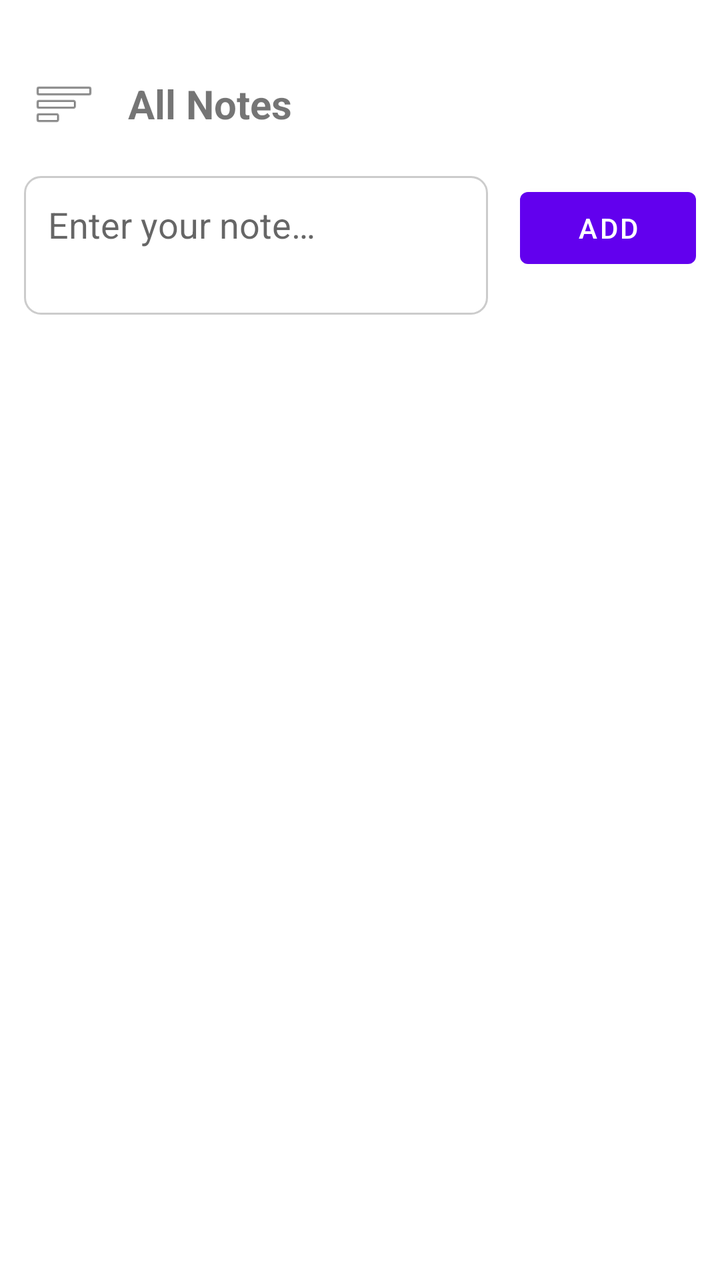
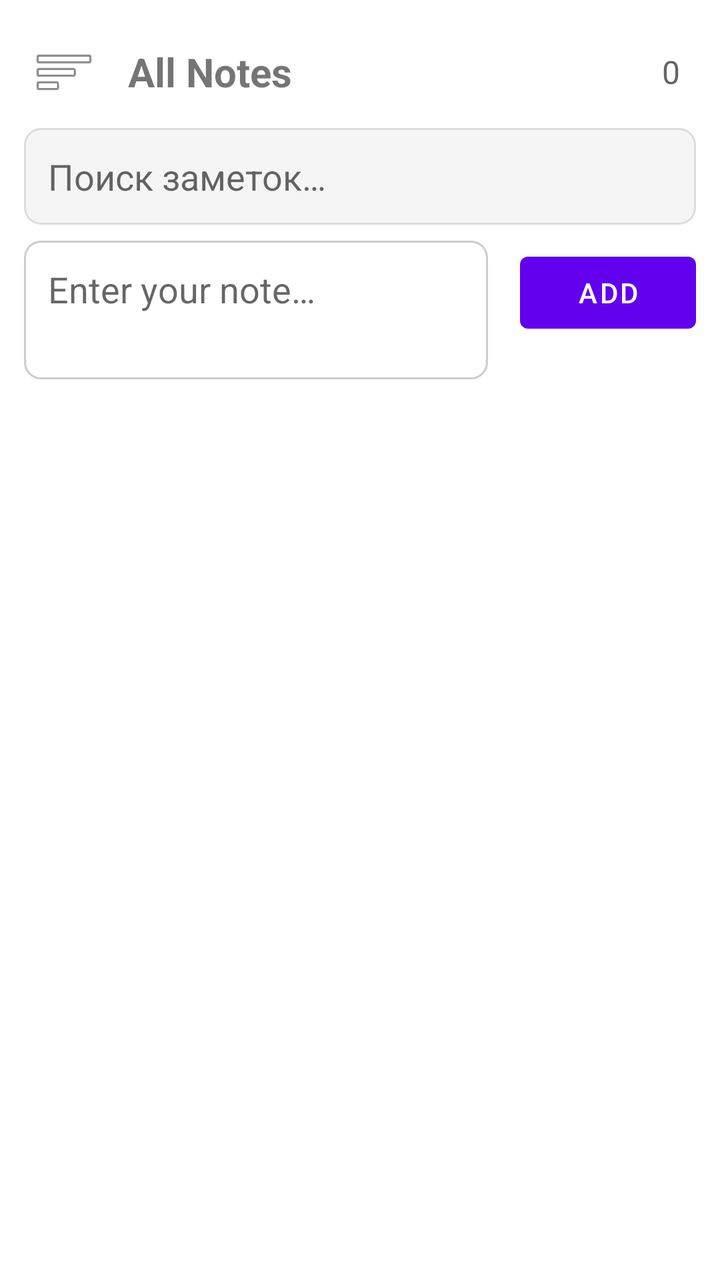

The first picture is an Android layout as it rendered before a commit; the second is the same layout after the commit. The layout source and the unified diff follow.
<!-- AndroidManifest.xml: application theme Theme.Notifyer -->
<!-- res/layout/activity_main.xml -->
<?xml version="1.0" encoding="utf-8"?>
<androidx.drawerlayout.widget.DrawerLayout
    xmlns:android="http://schemas.android.com/apk/res/android"
    xmlns:app="http://schemas.android.com/apk/res-auto"
    android:id="@+id/drawer_layout"
    android:layout_width="match_parent"
    android:layout_height="match_parent"
    android:fitsSystemWindows="false">

    
    <LinearLayout
        android:layout_width="match_parent"
        android:layout_height="match_parent"
        android:orientation="vertical"
        android:paddingTop="32dp"
        android:paddingStart="12dp"
        android:paddingEnd="12dp"
        android:paddingBottom="12dp">

        
        <LinearLayout
            android:layout_width="match_parent"
            android:layout_height="wrap_content"
            android:orientation="horizontal"
            android:gravity="center_vertical">

            <ImageButton
                android:id="@+id/menuButton"
                android:layout_width="40dp"
                android:layout_height="40dp"
                android:src="@android:drawable/ic_menu_sort_by_size"
                android:contentDescription="@string/menu"
                android:background="@drawable/ripple_background"
                android:scaleType="centerInside" />

            <TextView
                android:id="@+id/titleTextView"
                android:layout_width="0dp"
                android:layout_height="wrap_content"
                android:layout_marginLeft="12dp"
                android:layout_weight="1"
                android:text="@string/all_notes"
                android:textSize="20sp"
                android:textStyle="bold"
                android:layout_marginStart="12dp"
                android:maxLines="1"
                android:ellipsize="end" />

        </LinearLayout>

        
        <LinearLayout
            android:layout_width="match_parent"
            android:layout_height="wrap_content"
            android:orientation="horizontal"
            android:layout_marginTop="16dp">

            <EditText
                android:id="@+id/noteInput"
                android:layout_width="0dp"
                android:layout_height="wrap_content"
                android:layout_marginRight="8dp"
                android:layout_weight="1"
                android:hint="@string/note_input_hint"
                android:inputType="text|textCapSentences|textMultiLine"
                android:imeOptions="actionDone|flagNoExtractUi"
                android:maxLines="6"
                android:minLines="2"
                android:gravity="top|start"
                android:padding="12dp"
                android:background="@drawable/edittext_background"
                android:layout_marginEnd="8dp" />

            <Button
                android:id="@+id/addButton"
                android:layout_width="wrap_content"
                android:layout_height="wrap_content"
                android:layout_marginLeft="8dp"
                android:text="@string/add_button"
                android:layout_marginStart="8dp" />
        </LinearLayout>

        
        <androidx.recyclerview.widget.RecyclerView
            android:id="@+id/recyclerView"
            android:layout_width="match_parent"
            android:layout_height="0dp"
            android:layout_weight="1"
            android:layout_marginTop="16dp" />

    </LinearLayout>

    
    <com.google.android.material.navigation.NavigationView
        android:id="@+id/nav_view"
        android:layout_width="280dp"
        android:layout_height="match_parent"
        android:layout_gravity="start"
        app:headerLayout="@layout/nav_header"
        app:menu="@menu/drawer_menu" />

</androidx.drawerlayout.widget.DrawerLayout>
<!-- res/layout/nav_header.xml (included above) -->
<?xml version="1.0" encoding="utf-8"?>
<LinearLayout xmlns:android="http://schemas.android.com/apk/res/android"
    android:layout_width="match_parent"
    android:layout_height="wrap_content"
    android:orientation="vertical"
    android:padding="16dp"
    android:background="#6A1B9A">

    <TextView
        android:layout_width="wrap_content"
        android:layout_height="wrap_content"
        android:text="@string/app_name"
        android:textColor="@android:color/white"
        android:textSize="20sp"
        android:textStyle="bold"
        android:layout_marginBottom="4dp" />

    <TextView
        android:layout_width="wrap_content"
        android:layout_height="wrap_content"
        android:text="@string/folders"
        android:textColor="@android:color/white"
        android:textSize="14sp" />

</LinearLayout>
<!-- resources referenced by this layout -->
<resources>
  <!-- drawable edittext_background (drawable) -->
  <?xml version="1.0" encoding="utf-8"?>
  <shape xmlns:android="http://schemas.android.com/apk/res/android">
      <solid android:color="@android:color/white" />
      <stroke
          android:width="1dp"
          android:color="#CCCCCC" />
      <corners android:radius="8dp" />
      <padding
          android:left="8dp"
          android:top="8dp"
          android:right="8dp"
          android:bottom="8dp" />
  </shape>
  <!-- drawable ripple_background (drawable) -->
  <?xml version="1.0" encoding="utf-8"?>
  <selector xmlns:android="http://schemas.android.com/apk/res/android">
      <item android:state_pressed="true">
          <shape android:shape="oval">
              <solid android:color="#33000000" />
          </shape>
      </item>
      <item>
          <shape android:shape="oval">
              <solid android:color="@android:color/transparent" />
          </shape>
      </item>
  </selector>
  <string name="add_button">Add</string>
  <string name="all_notes">All Notes</string>
  <string name="app_name">Notifyer</string>
  <string name="folders">Folders</string>
  <string name="menu">Menu</string>
  <string name="note_input_hint">Enter your note…</string>
  <style name="Theme.Notifyer" parent="Theme.MaterialComponents.DayNight.DarkActionBar">
          
          <item name="colorPrimary">@color/purple_500</item>
          <item name="colorPrimaryVariant">@color/purple_700</item>
          <item name="colorOnPrimary">@color/white</item>
          
          <item name="colorSecondary">@color/teal_200</item>
          <item name="colorSecondaryVariant">@color/teal_700</item>
          <item name="colorOnSecondary">@color/black</item>
          
          <item name="android:statusBarColor" tools:targetApi="21">?attr/colorPrimaryVariant</item>
          
      </style>
  <color name="purple_500">#FF6200EE</color>
  <color name="purple_700">#6A1B9A</color>
  <color name="white">#FFFFFFFF</color>
  <color name="teal_200">#FF03DAC5</color>
  <color name="teal_700">#FF018786</color>
  <color name="black">#FF000000</color>
</resources>

<!-- the commit's change to res/layout/activity_main.xml (unified diff, before → after) -->
@@ -12,17 +12,19 @@
         android:layout_width="match_parent"
         android:layout_height="match_parent"
         android:orientation="vertical"
-        android:paddingTop="32dp"
         android:paddingStart="12dp"
         android:paddingEnd="12dp"
         android:paddingBottom="12dp">
+        
 
         
         <LinearLayout
             android:layout_width="match_parent"
             android:layout_height="wrap_content"
             android:orientation="horizontal"
-            android:gravity="center_vertical">
+            android:gravity="center_vertical"
+            android:paddingTop="16dp"
+            android:paddingBottom="8dp">
 
             <ImageButton
                 android:id="@+id/menuButton"
@@ -37,7 +39,6 @@
                 android:id="@+id/titleTextView"
                 android:layout_width="0dp"
                 android:layout_height="wrap_content"
-                android:layout_marginLeft="12dp"
                 android:layout_weight="1"
                 android:text="@string/all_notes"
                 android:textSize="20sp"
@@ -46,20 +47,40 @@
                 android:maxLines="1"
                 android:ellipsize="end" />
 
+            <TextView
+                android:id="@+id/noteCountTextView"
+                android:layout_width="wrap_content"
+                android:layout_height="wrap_content"
+                android:text="0"
+                android:textColor="#666666"
+                android:textSize="16sp"
+                android:layout_marginEnd="8dp" />
+
         </LinearLayout>
+
+        
+        <EditText
+            android:id="@+id/searchInput"
+            android:layout_width="match_parent"
+            android:layout_height="wrap_content"
+            android:hint="Поиск заметок…"
+            android:imeOptions="actionSearch"
+            android:inputType="text"
+            android:padding="12dp"
+            android:background="@drawable/search_background"
+            android:layout_marginBottom="8dp" />
 
         
         <LinearLayout
             android:layout_width="match_parent"
             android:layout_height="wrap_content"
             android:orientation="horizontal"
-            android:layout_marginTop="16dp">
+            android:layout_marginBottom="8dp">
 
             <EditText
                 android:id="@+id/noteInput"
                 android:layout_width="0dp"
                 android:layout_height="wrap_content"
-                android:layout_marginRight="8dp"
                 android:layout_weight="1"
                 android:hint="@string/note_input_hint"
                 android:inputType="text|textCapSentences|textMultiLine"
@@ -75,7 +96,6 @@
                 android:id="@+id/addButton"
                 android:layout_width="wrap_content"
                 android:layout_height="wrap_content"
-                android:layout_marginLeft="8dp"
                 android:text="@string/add_button"
                 android:layout_marginStart="8dp" />
         </LinearLayout>
@@ -85,8 +105,7 @@
             android:id="@+id/recyclerView"
             android:layout_width="match_parent"
             android:layout_height="0dp"
-            android:layout_weight="1"
-            android:layout_marginTop="16dp" />
+            android:layout_weight="1" />
 
     </LinearLayout>
 
@@ -96,28 +115,31 @@
         android:layout_width="280dp"
         android:layout_height="match_parent"
         android:layout_gravity="start"
-        app:headerLayout="@layout/nav_header"
+        android:fitsSystemWindows="false"
+        app:headerLayout="@layout/nav_header_main"
         app:menu="@menu/drawer_menu" />
 
 </androidx.drawerlayout.widget.DrawerLayout>
-<!-- res/layout/nav_header.xml (included above) -->
+<!-- res/layout/nav_header_main.xml (included above) -->
 <?xml version="1.0" encoding="utf-8"?>
 <LinearLayout xmlns:android="http://schemas.android.com/apk/res/android"
     android:layout_width="match_parent"
     android:layout_height="wrap_content"
     android:orientation="vertical"
     android:padding="16dp"
-    android:background="#6A1B9A">
+    android:background="#6A1B9A"
+    android:gravity="center_vertical"
+    android:minHeight="?attr/actionBarSize">
 
-    <TextView
-        android:layout_width="wrap_content"
-        android:layout_height="wrap_content"
-        android:text="@string/app_name"
-        android:textColor="@android:color/white"
-        android:textSize="20sp"
-        android:textStyle="bold"
+    
+    <ImageView
+        android:layout_width="48dp"
+        android:layout_height="48dp"
+        android:src="@drawable/ic_notifyer"
+        android:contentDescription="@string/app_name"
         android:layout_marginBottom="4dp" />
 
+    
     <TextView
         android:layout_width="wrap_content"
         android:layout_height="wrap_content"
<!-- resource entries referenced after the edit -->
@@ -14,6 +14,16 @@
           android:right="8dp"
           android:bottom="8dp" />
   </shape>
+  <!-- drawable ic_notifyer (drawable) -->
+  <vector xmlns:android="http://schemas.android.com/apk/res/android"
+      android:width="24dp"
+      android:height="24dp"
+      android:viewportWidth="24"
+      android:viewportHeight="24">
+      <path
+          android:fillColor="#FFFFFF"
+          android:pathData="M12,2C6.48,2 2,6.48 2,12s4.48,10 10,10 10,-4.48 10,-10S17.52,2 12,2zM13,17h-2v-6h2v6zM13,9h-2L11,7h2v2z"/>
+  </vector>
   <!-- drawable ripple_background (drawable) -->
   <?xml version="1.0" encoding="utf-8"?>
   <selector xmlns:android="http://schemas.android.com/apk/res/android">
@@ -28,30 +38,24 @@
           </shape>
       </item>
   </selector>
+  <!-- drawable search_background (drawable) -->
+  <?xml version="1.0" encoding="utf-8"?>
+  <shape xmlns:android="http://schemas.android.com/apk/res/android">
+      <solid android:color="#F5F5F5" />
+      <stroke android:width="1dp" android:color="#DDDDDD" />
+      <corners android:radius="8dp" />
+  </shape>
   <string name="add_button">Add</string>
   <string name="all_notes">All Notes</string>
   <string name="app_name">Notifyer</string>
   <string name="folders">Folders</string>
   <string name="menu">Menu</string>
   <string name="note_input_hint">Enter your note…</string>
-  <style name="Theme.Notifyer" parent="Theme.MaterialComponents.DayNight.DarkActionBar">
-          
-          <item name="colorPrimary">@color/purple_500</item>
-          <item name="colorPrimaryVariant">@color/purple_700</item>
-          <item name="colorOnPrimary">@color/white</item>
-          
-          <item name="colorSecondary">@color/teal_200</item>
-          <item name="colorSecondaryVariant">@color/teal_700</item>
-          <item name="colorOnSecondary">@color/black</item>
-          
-          <item name="android:statusBarColor" tools:targetApi="21">?attr/colorPrimaryVariant</item>
-          
+  <style name="Theme.Notifyer" parent="Theme.MaterialComponents.DayNight.NoActionBar">
+          <item name="android:windowTranslucentStatus">true</item>
+          <item name="android:windowTranslucentNavigation">false</item>
+          <item name="android:statusBarColor">@android:color/transparent</item>
+          <item name="android:windowLightStatusBar">true</item>
       </style>
-  <color name="purple_500">#FF6200EE</color>
-  <color name="purple_700">#6A1B9A</color>
-  <color name="white">#FFFFFFFF</color>
-  <color name="teal_200">#FF03DAC5</color>
-  <color name="teal_700">#FF018786</color>
-  <color name="black">#FF000000</color>
 </resources>
 
